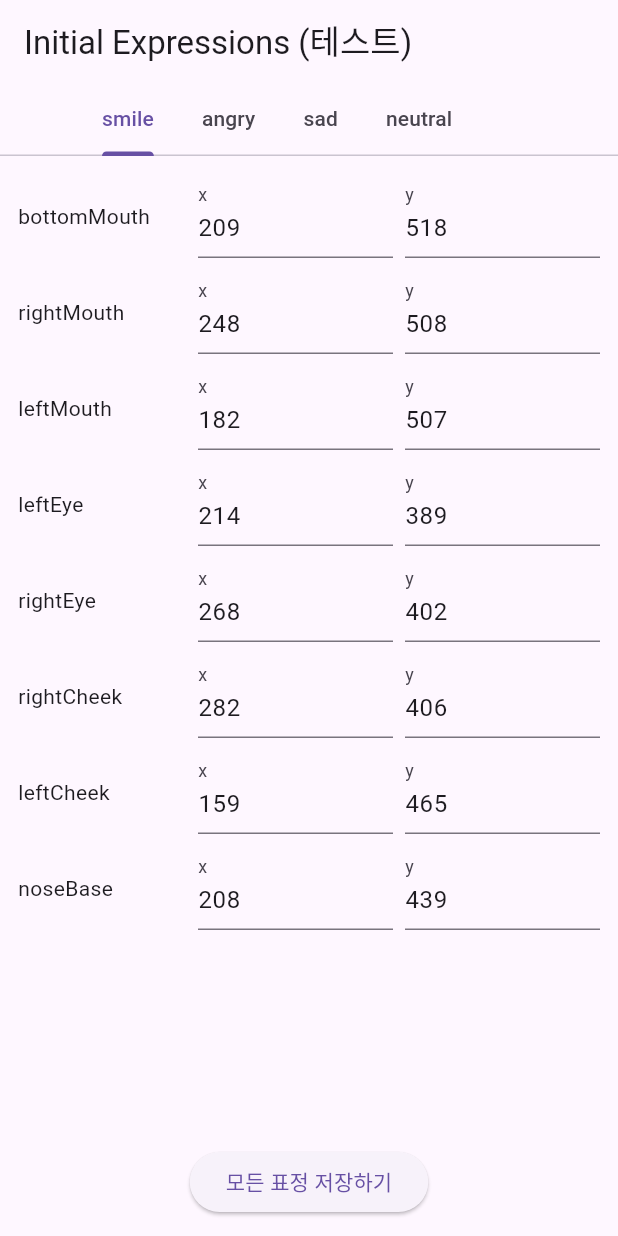
After one commit to 0yunse0/hope_ReFace, a Flutter app: the InitialExpressionsPage screen opened directly, on a phone screen of 412 x 824 dp. The commit adds this screen. Run offline on Flutter 3.47's test engine with Material 3 defaults, Android fonts, the phone set to English and light mode, and no system bars; our stand-ins replace cloud_firestore, firebase_auth, firebase_core; accounts and stored records are empty.

Commit message:
초기표정 저장

```diff
--- /dev/null
+++ b/lib/initial_expressions_page.dart
@@ -0,0 +1,212 @@
+import 'dart:convert';
+import 'package:flutter/material.dart';
+import 'package:http/http.dart' as http;
+import 'package:firebase_auth/firebase_auth.dart';
+
+class InitialExpressionsPage extends StatefulWidget {
+  final String functionsBase; // e.g., "https://asia-northeast3-<project-id>.cloudfunctions.net"
+  const InitialExpressionsPage({super.key, required this.functionsBase});
+
+  @override
+  State<InitialExpressionsPage> createState() => _InitialExpressionsPageState();
+}
+
+class _InitialExpressionsPageState extends State<InitialExpressionsPage>
+    with SingleTickerProviderStateMixin {
+  late TabController _tab;
+
+  final _forms = {
+    'smile': _ExpressionFormState(),
+    'angry': _ExpressionFormState(),
+    'sad': _ExpressionFormState(),
+    'neutral': _ExpressionFormState(),
+  };
+
+  bool _loading = false;
+  String? _result;
+
+  @override
+  void initState() {
+    super.initState();
+    _tab = TabController(length: 4, vsync: this);
+  }
+
+  @override
+  void dispose() {
+    _tab.dispose();
+    for (final f in _forms.values) {
+      f.dispose();
+    }
+    super.dispose();
+  }
+
+  Future<void> _submit() async {
+    setState(() {
+      _loading = true;
+      _result = null;
+    });
+    try {
+      final user = FirebaseAuth.instance.currentUser;
+      if (user == null) {
+        setState(() => _result = '로그인이 필요합니다.');
+        return;
+      }
+      final idToken = await user.getIdToken();
+
+      final payload = {
+        "expressions": {
+          for (final entry in _forms.entries) entry.key: entry.value.toJson(),
+        }
+      };
+
+      final url = Uri.parse('${widget.functionsBase}/expressions/initial');
+      final resp = await http.post(
+        url,
+        headers: {
+          'Content-Type': 'application/json',
+          'Authorization': 'Bearer $idToken',
+        },
+        body: jsonEncode(payload),
+      );
+
+      if (resp.statusCode == 200) {
+        setState(() => _result = '✅ 저장 성공!');
+      } else {
+        setState(() => _result = '❌ 실패: ${resp.statusCode} ${resp.body}');
+      }
+    } catch (e) {
+      setState(() => _result = '❌ 에러: $e');
+    } finally {
+      setState(() => _loading = false);
+    }
+  }
+
+  @override
+  Widget build(BuildContext context) {
+    final tabs = const [
+      Tab(text: 'smile'),
+      Tab(text: 'angry'),
+      Tab(text: 'sad'),
+      Tab(text: 'neutral'),
+    ];
+    final views = [
+      _ExpressionForm(title: 'smile', state: _forms['smile']!),
+      _ExpressionForm(title: 'angry', state: _forms['angry']!),
+      _ExpressionForm(title: 'sad', state: _forms['sad']!),
+      _ExpressionForm(title: 'neutral', state: _forms['neutral']!),
+    ];
+
+    return Scaffold(
+      appBar: AppBar(
+        title: const Text('Initial Expressions (테스트)'),
+        bottom: TabBar(controller: _tab, tabs: tabs, isScrollable: true),
+      ),
+      body: TabBarView(controller: _tab, children: views),
+      bottomNavigationBar: SafeArea(
+        child: Padding(
+          padding: const EdgeInsets.all(12),
+          child: Column(
+            mainAxisSize: MainAxisSize.min,
+            children: [
+              if (_result != null)
+                Text(_result!, style: const TextStyle(fontSize: 14)),
+              const SizedBox(height: 8),
+              ElevatedButton(
+                onPressed: _loading ? null : _submit,
+                child: _loading
+                    ? const Padding(
+                        padding: EdgeInsets.symmetric(vertical: 8.0),
+                        child: CircularProgressIndicator(strokeWidth: 2),
+                      )
+                    : const Text('모든 표정 저장하기'),
+              ),
+            ],
+          ),
+        ),
+      ),
+    );
+  }
+}
+
+class _ExpressionFormState {
+  final Map<String, TextEditingController> x = {};
+  final Map<String, TextEditingController> y = {};
+  final _keys = const [
+    'bottomMouth','rightMouth','leftMouth',
+    'leftEye','rightEye','rightCheek','leftCheek','noseBase'
+  ];
+
+  _ExpressionFormState() {
+    for (final k in _keys) {
+      x[k] = TextEditingController();
+      y[k] = TextEditingController();
+    }
+    // 기본값(임시) 넣어둬서 바로 테스트 가능
+    x['bottomMouth']!.text = '209'; y['bottomMouth']!.text = '518';
+    x['rightMouth']!.text  = '248'; y['rightMouth']!.text  = '508';
+    x['leftMouth']!.text   = '182'; y['leftMouth']!.text   = '507';
+    x['leftEye']!.text     = '214'; y['leftEye']!.text     = '389';
+    x['rightEye']!.text    = '268'; y['rightEye']!.text    = '402';
+    x['rightCheek']!.text  = '282'; y['rightCheek']!.text  = '406';
+    x['leftCheek']!.text   = '159'; y['leftCheek']!.text   = '465';
+    x['noseBase']!.text    = '208'; y['noseBase']!.text    = '439';
+  }
+
+  Map<String, dynamic> toJson() {
+    double parse(String s) => double.parse(s.trim());
+    final map = <String, dynamic>{};
+    for (final k in x.keys) {
+      map[k] = {'x': parse(x[k]!.text), 'y': parse(y[k]!.text)};
+    }
+    return map;
+  }
+
+  void dispose() {
+    for (final c in x.values) { c.dispose(); }
+    for (final c in y.values) { c.dispose(); }
+  }
+}
+
+class _ExpressionForm extends StatelessWidget {
+  final String title;
+  final _ExpressionFormState state;
+  const _ExpressionForm({required this.title, required this.state});
+
+  @override
+  Widget build(BuildContext context) {
+    final keys = state.x.keys.toList();
+    return Padding(
+      padding: const EdgeInsets.all(12),
+      child: ListView.separated(
+        itemCount: keys.length,
+        separatorBuilder: (_, __) => const SizedBox(height: 8),
+        itemBuilder: (_, i) {
+          final k = keys[i];
+          return Row(
+            children: [
+              SizedBox(
+                width: 120,
+                child: Text(k, style: const TextStyle(fontSize: 14)),
+              ),
+              Expanded(
+                child: TextField(
+                  controller: state.x[k],
+                  keyboardType: TextInputType.number,
+                  decoration: const InputDecoration(labelText: 'x'),
+                ),
+              ),
+              const SizedBox(width: 8),
+              Expanded(
+                child: TextField(
+                  controller: state.y[k],
+                  keyboardType: TextInputType.number,
+                  decoration: const InputDecoration(labelText: 'y'),
+                ),
+              ),
+            ],
+          );
+        },
+      ),
+    );
+  }
+}
--- a/pubspec.yaml
+++ b/pubspec.yaml
@@ -36,6 +36,7 @@ dependencies:
   # The following adds the Cupertino Icons font to your application.
   # Use with the CupertinoIcons class for iOS style icons.
   cupertino_icons: ^1.0.8
+  http: ^1.5.0
 
 dev_dependencies:
   flutter_test:
```
Also changed, not shown: lib/login_page.dart (+31 -17 lines), firebase.json, pubspec.lock, 7 other files.
